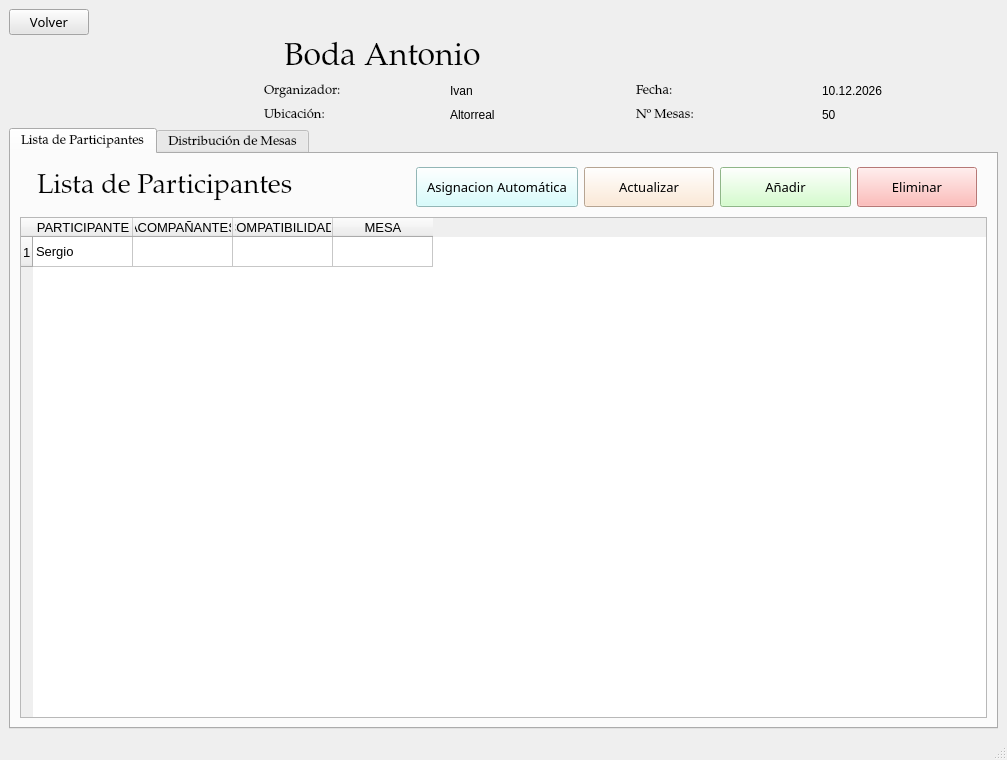
Above: src/ui/GestionDeEventos.ui from IvanJesusCorbalanPascual/Gestor-de-Eventos before the change. Below: the same form after it.
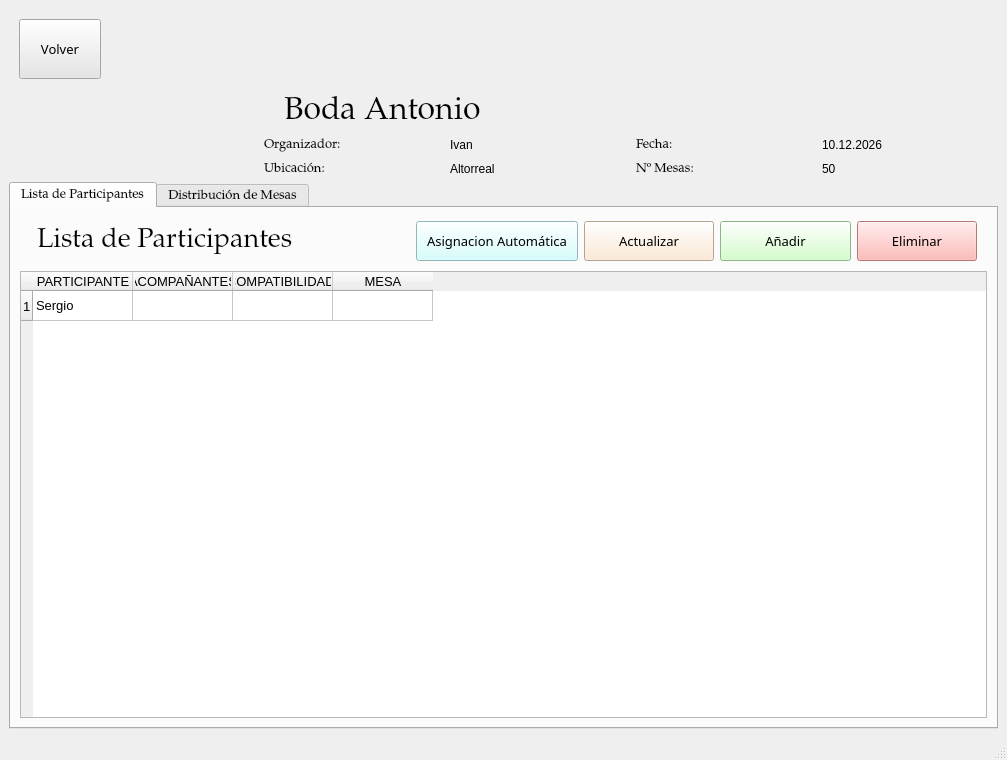
That is the form after the change. The open tabs and pages were chosen to show the change. Icons and pictures are not drawn.

```diff
--- a/src/ui/GestionDeEventos.ui
+++ b/src/ui/GestionDeEventos.ui
@@ -19,6 +19,18 @@
      <layout class="QVBoxLayout" name="verticalLayout_5" stretch="0,0">
       <item>
        <layout class="QHBoxLayout" name="horizontalLayout_6">
+        <property name="spacing">
+         <number>0</number>
+        </property>
+        <property name="leftMargin">
+         <number>10</number>
+        </property>
+        <property name="topMargin">
+         <number>10</number>
+        </property>
+        <property name="bottomMargin">
+         <number>10</number>
+        </property>
         <item>
          <widget class="QPushButton" name="btnVolver">
           <property name="font">
@@ -31,6 +43,7 @@
           <property name="styleSheet">
            <string notr="true">QWidget {
     background-color: rgb(230,230, 230);
+	padding: 20px;
 }</string>
           </property>
           <property name="text">
```
Left out of the diff: 28 changed lines with no effect on the pictures.
